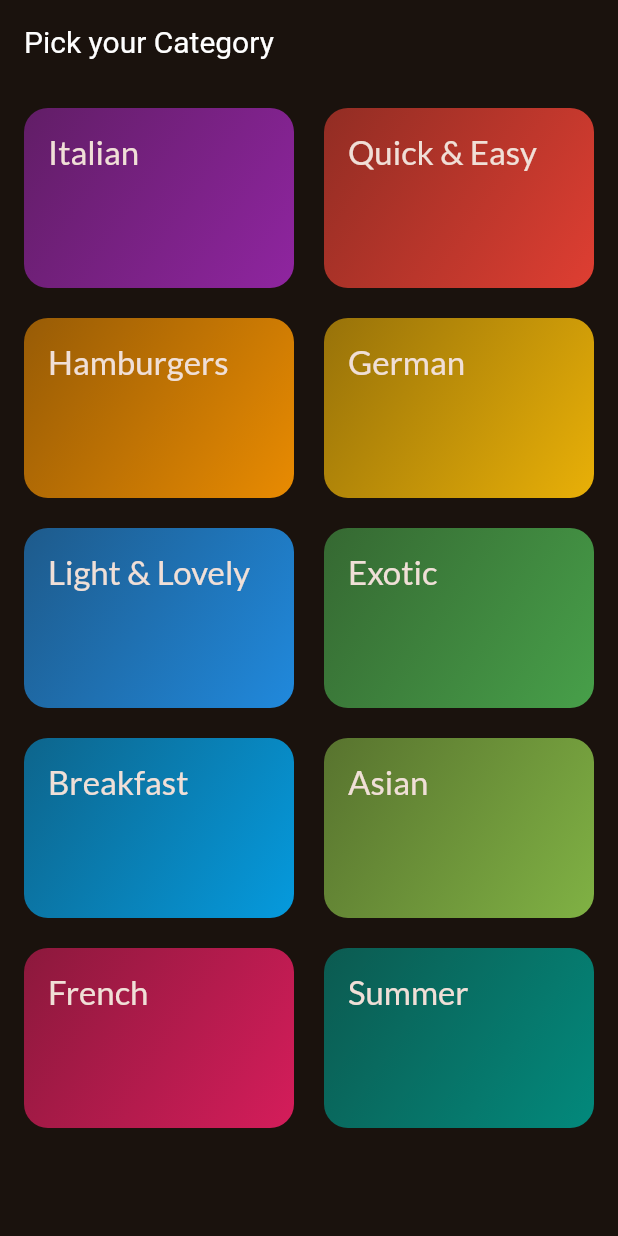
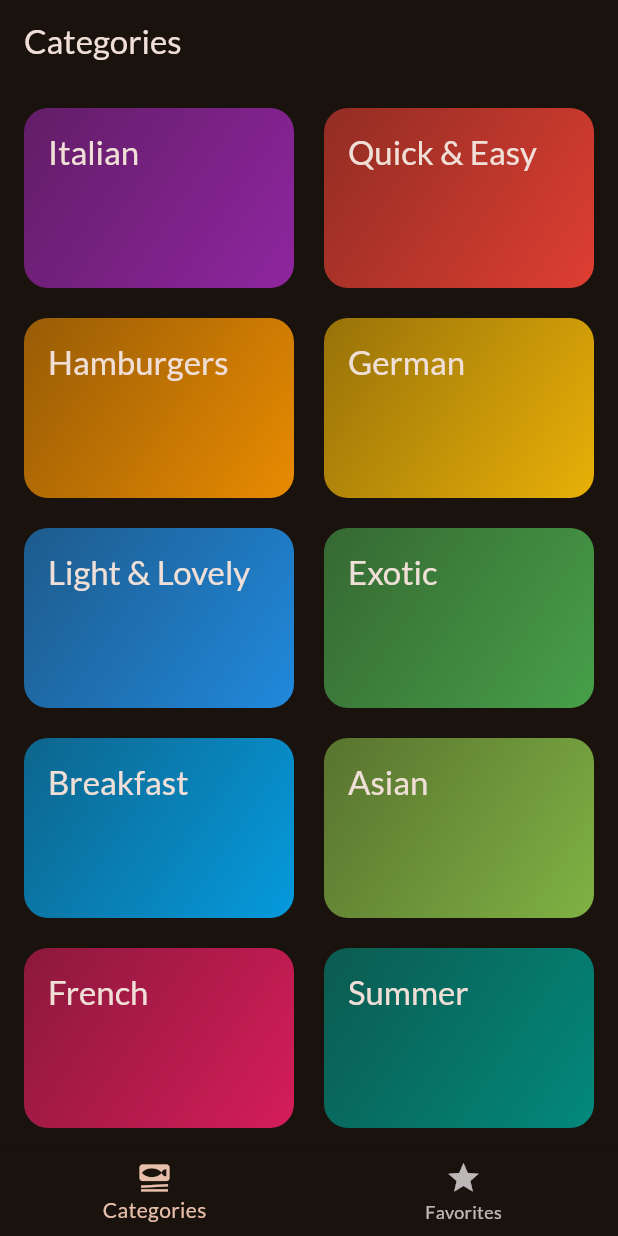
Before and after one commit to LakshyaChauhan/mealsapp, a Flutter app: the screen it shows after launch, on a phone screen of 412 x 824 dp. Run offline on Flutter 3.47's test engine with Material 2 defaults, Android fonts, the phone set to English and light mode, and no system bars; our stand-ins replace google_fonts, transparent_image; Roboto replaces fonts that are missing (Aldrich).

Commit message:
Added new screens

```diff
--- a/lib/main.dart
+++ b/lib/main.dart
@@ -1,7 +1,6 @@
 import 'package:flutter/material.dart';
-
 import 'package:google_fonts/google_fonts.dart';
-import 'package:mealsapp/screens/categories.dart';
+import 'package:mealsapp/screens/tabs.dart';
 
 final theme = ThemeData(
   useMaterial3: true,
@@ -23,7 +22,7 @@
   Widget build(BuildContext context) {
     return MaterialApp(
       theme: theme,
-      home: const CategoryScreen(),
+      home: const TabsScreen(),
     );
   }
 }
--- a/lib/screens/categories.dart
+++ b/lib/screens/categories.dart
@@ -1,6 +1,4 @@
 import 'package:flutter/material.dart';
-
-import 'package:google_fonts/google_fonts.dart';
 import 'package:mealsapp/data/dummy_data.dart';
 import 'package:mealsapp/models/category.dart';
 import 'package:mealsapp/screens/meals.dart';
@@ -21,13 +19,7 @@
 
   @override
   Widget build(BuildContext context) {
-    return Scaffold(
-        appBar: AppBar(
-          forceMaterialTransparency: true,
-          titleTextStyle: GoogleFonts.aldrich(fontSize: 20),
-          title: const Text('Pick your Category'),
-        ),
-        body: GridView(
+    return GridView(
       padding: const EdgeInsets.all(16),
       gridDelegate: const SliverGridDelegateWithFixedCrossAxisCount(
           crossAxisCount: 2,
@@ -42,6 +34,6 @@
                 },
               ))
           .toList(),
-        ));
+    );
   }
 }
--- /dev/null
+++ b/lib/screens/tabs.dart
@@ -0,0 +1,45 @@
+import 'package:flutter/material.dart';
+import 'package:mealsapp/screens/categories.dart';
+import 'package:mealsapp/screens/meals.dart';
+
+class TabsScreen extends StatefulWidget {
+  const TabsScreen({super.key});
+
+  @override
+  State<TabsScreen> createState() {
+    return _TabsScreenState();
+  }
+}
+
+class _TabsScreenState extends State<TabsScreen> {
+  int _selectedPageIndex = 0;
+  void selectPage(int index) {
+    setState(() {
+      _selectedPageIndex = index;
+    });
+  }
+
+  @override
+  Widget build(BuildContext context) {
+    Widget activePage = const CategoryScreen();
+    String activePagetitle = 'Categories';
+    if (_selectedPageIndex == 1) {
+      activePage = const MealsScreen(meals: []);
+      activePagetitle = 'Your Favorites';
+    }
+    return Scaffold(
+      appBar: AppBar(
+        title: Text(activePagetitle),
+      ),
+      body: activePage,
+      bottomNavigationBar: BottomNavigationBar(
+          onTap: selectPage,
+          currentIndex: _selectedPageIndex,
+          items: const [
+            BottomNavigationBarItem(
+                icon: Icon(Icons.set_meal), label: 'Categories'),
+            BottomNavigationBarItem(icon: Icon(Icons.star), label: 'Favorites')
+          ]),
+    );
+  }
+}
```
Also changed, not shown: lib/screens/meal_detail.dart (added, +72 -0 lines), lib/screens/meals.dart (+17 -4 lines), lib/widgets/meals_item.dart (+5 -2 lines). Lines whose indentation alone changed are shown as unchanged.
